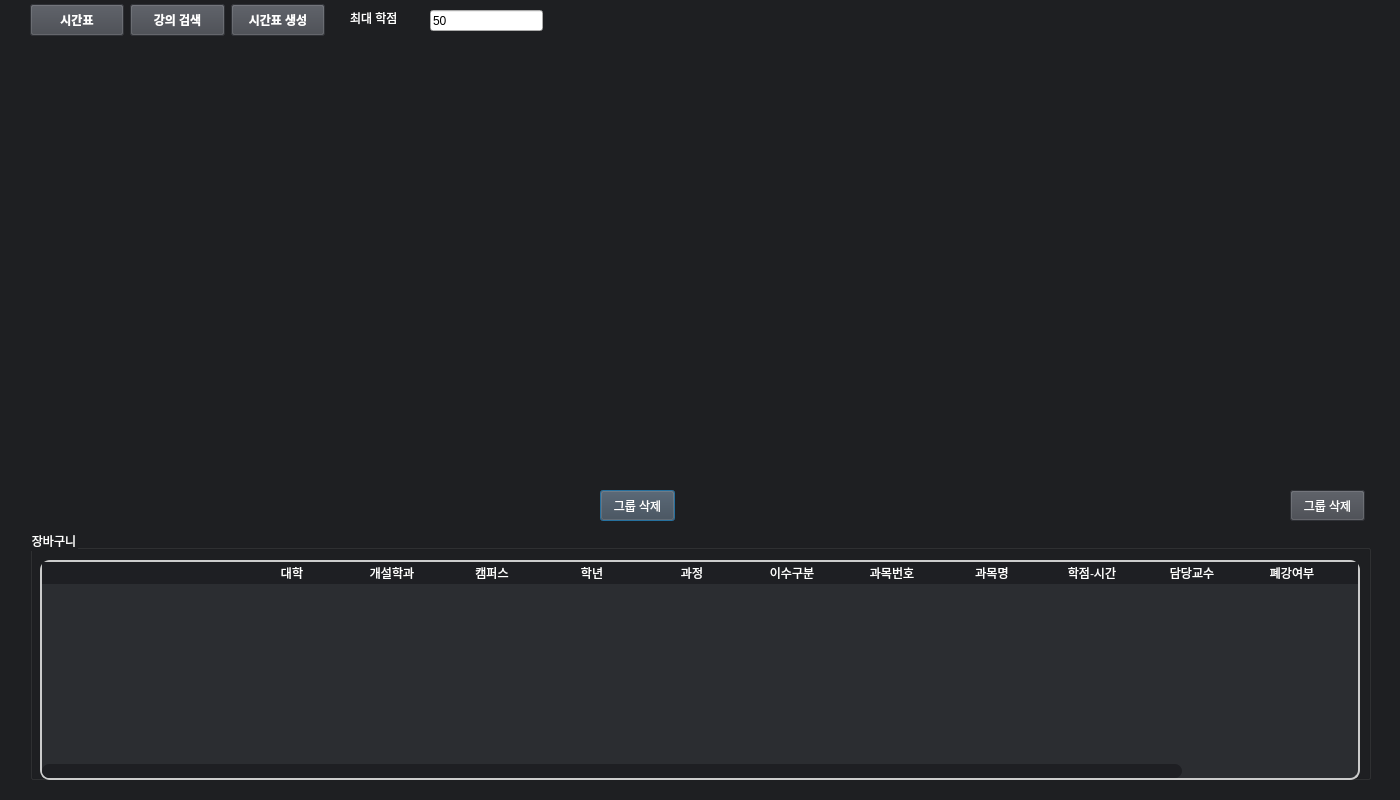
The window that magic.ui (rocknroll17/Lecture-Scheduler) describes before a commit, drawn with Qt 5.
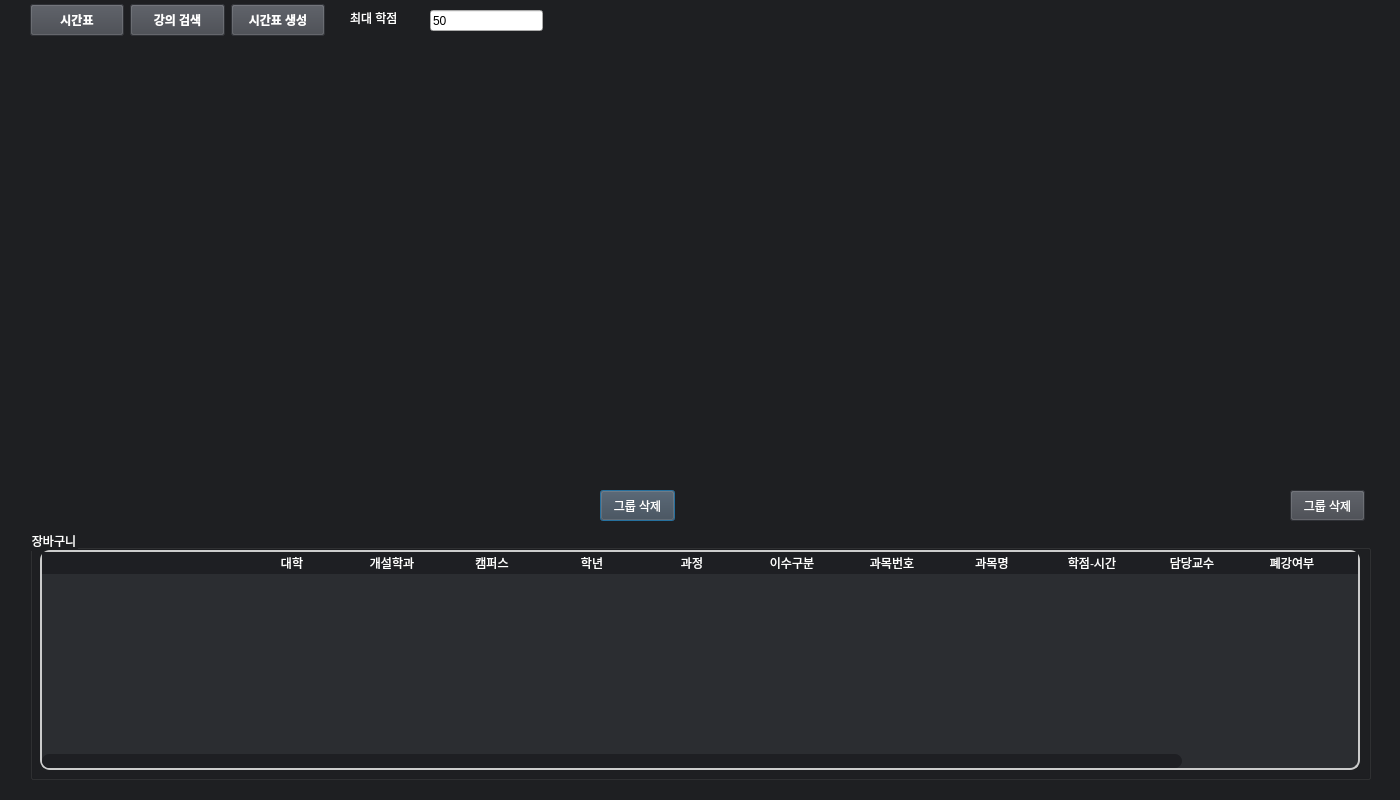
The same window after the commit.

Commit message: 한 픽셀

```diff
--- a/magic.ui
+++ b/magic.ui
@@ -228,7 +228,7 @@
     <property name="geometry">
      <rect>
       <x>10</x>
-      <y>30</y>
+      <y>20</y>
       <width>1320</width>
       <height>220</height>
      </rect>
```
